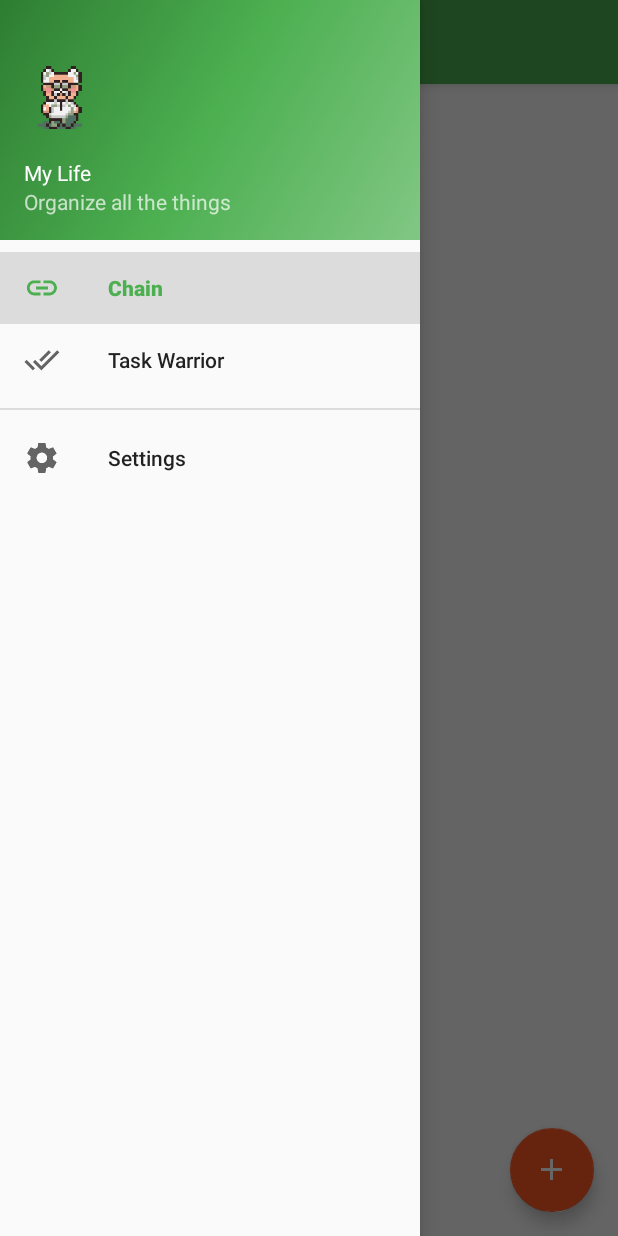
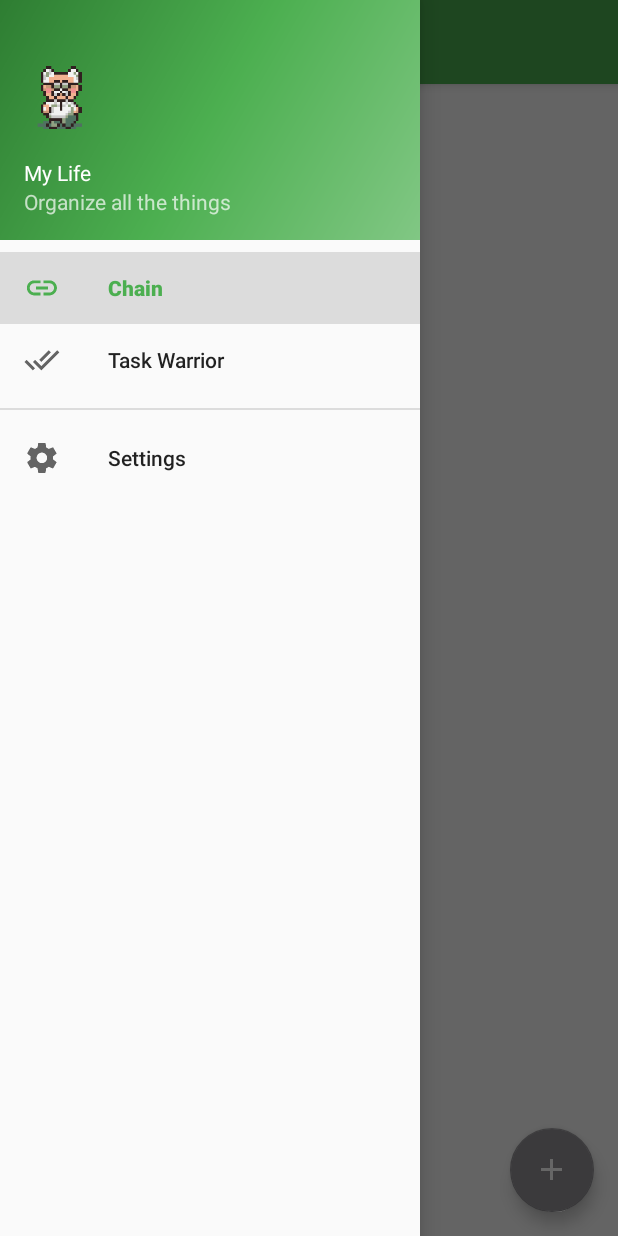
Before and after one commit to Doctor-Andonuts/MyLife, an Android app: the screen it shows after launch (MainActivity), with the side drawer open, on a phone screen of 412 x 824 dp. Run offline under Robolectric (Android 15) with nearby library versions, the light colour scheme and no system bars.

Commit message:
accent change

```diff
--- a/app/src/main/res/values/colors.xml
+++ b/app/src/main/res/values/colors.xml
@@ -2,5 +2,5 @@
 <resources>
     <color name="colorPrimary">#4caf50</color>
     <color name="colorPrimaryDark">#388e3c</color>
-    <color name="colorAccent">#ff5722</color>
+    <color name="colorAccent">#939196</color>
 </resources>
```
